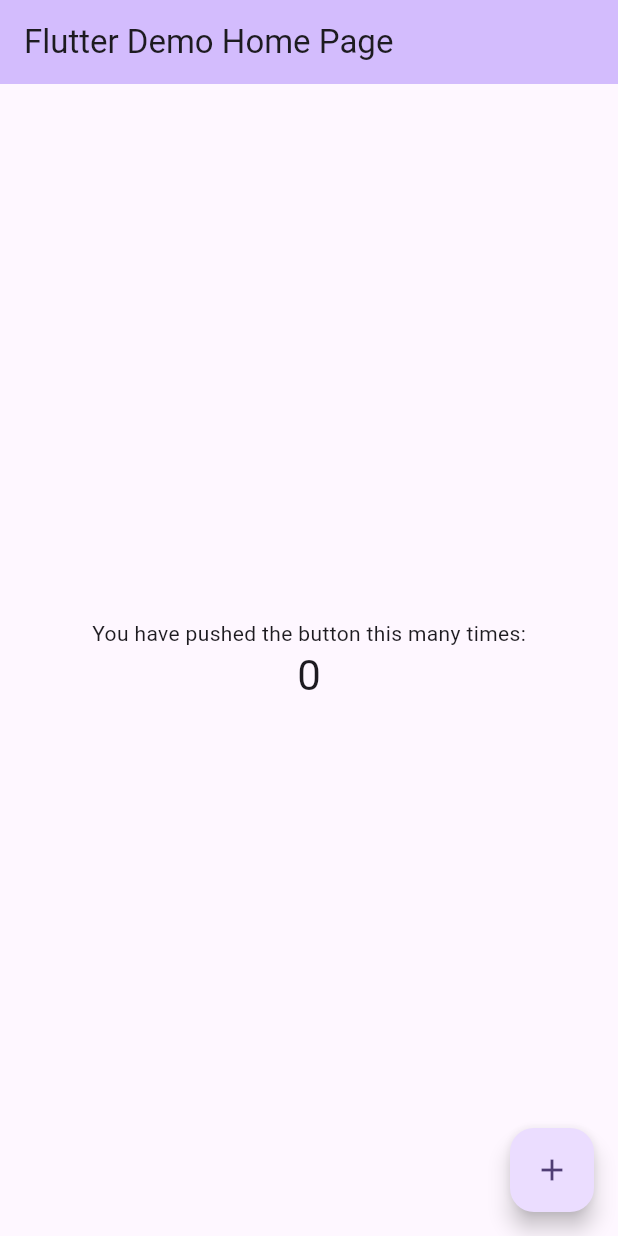
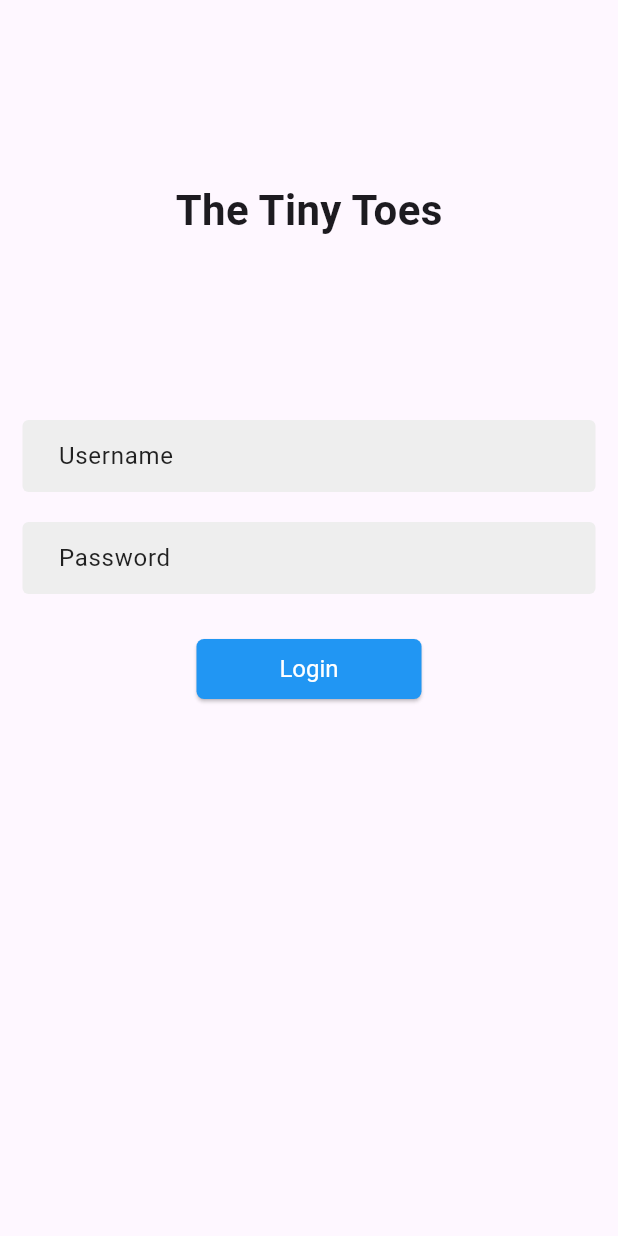
Before and after one commit to BRUNTHIKKA/the-tiny-toes, a Flutter app: the screen it shows after launch, on a phone screen of 412 x 824 dp. Run offline on Flutter 3.47's test engine with Material 3 defaults, Android fonts, the light colour scheme and no system bars; our stand-ins replace shared_preferences.

Commit message:
#5.1 login screen created

```diff
--- /dev/null
+++ b/client/apps/thetinytoes_app/lib/login_page.dart
@@ -0,0 +1,81 @@
+import 'package:flutter/material.dart';
+
+class LoginPage extends StatelessWidget {
+  final TextEditingController usernameController = TextEditingController();
+  final TextEditingController passwordController = TextEditingController();
+
+  @override
+  Widget build(BuildContext context) {
+    return Scaffold(
+      body: Padding(
+        padding: EdgeInsets.symmetric(horizontal: 15, vertical: 120),
+        child: Column(
+          children: [
+            const Text(
+              "The Tiny Toes",
+              style: TextStyle(
+                fontSize: 28,
+                fontWeight: FontWeight.bold,
+              ),
+            ),
+            SizedBox(height: 120, width: 10),
+            TextFormField(
+              decoration: InputDecoration(
+                contentPadding: const EdgeInsets.symmetric(
+                    horizontal: 20.0, vertical: 10.0),
+                hintText: 'Username',
+                hintStyle: const TextStyle(color: Colors.black87),
+                filled: true,
+                fillColor: Colors.grey[200],
+                border: OutlineInputBorder(
+                  borderSide: BorderSide.none,
+                  borderRadius: BorderRadius.circular(4),
+                ),
+              ),
+            ),
+            SizedBox(height: 20),
+            TextFormField(
+              decoration: InputDecoration(
+                contentPadding: const EdgeInsets.symmetric(
+                    horizontal: 20.0, vertical: 10.0),
+                hintText: 'Password',
+                hintStyle: const TextStyle(color: Colors.black87),
+                filled: true,
+                fillColor: Colors.grey[200],
+                border: OutlineInputBorder(
+                  borderSide: BorderSide.none,
+                  borderRadius: BorderRadius.circular(4),
+                ),
+              ),
+            ),
+            SizedBox(height: 30),
+            Container(
+              height: 40,
+              width: 150,
+              child: ElevatedButton(
+                onPressed: () {},
+                style: ButtonStyle(
+                  backgroundColor: MaterialStateProperty.all<Color>(
+                    Colors.blue,
+                  ),
+                  foregroundColor: MaterialStateProperty.all<Color>(
+                    Colors.white,
+                  ),
+                  textStyle: MaterialStateProperty.all<TextStyle>(
+                    const TextStyle(fontSize: 16),
+                  ),
+                  shape: MaterialStateProperty.all<RoundedRectangleBorder>(
+                    RoundedRectangleBorder(
+                      borderRadius: BorderRadius.circular(5.0),
+                    ),
+                  ),
+                ),
+                child: const Text('Login'),
+              ),
+            ),
+          ],
+        ),
+      ),
+    );
+  }
+}
--- a/client/apps/thetinytoes_app/lib/main.dart
+++ b/client/apps/thetinytoes_app/lib/main.dart
@@ -1,125 +1,23 @@
 import 'package:flutter/material.dart';
+import 'package:thetinytoes_app/login_page.dart';
 
 void main() {
-  runApp(const MyApp());
+  runApp(MyApp());
 }
 
-class MyApp extends StatelessWidget {
-  const MyApp({super.key});
+class MyApp extends StatefulWidget {
+  const MyApp({Key? key}) : super(key: key);
 
-  // This widget is the root of your application.
+  @override
+  State<MyApp> createState() => _MyAppState();
+}
+
+class _MyAppState extends State<MyApp> {
   @override
   Widget build(BuildContext context) {
-    return MaterialApp(
-      title: 'Flutter Demo',
-      theme: ThemeData(
-        // This is the theme of your application.
-        //
-        // TRY THIS: Try running your application with "flutter run". You'll see
-        // the application has a purple toolbar. Then, without quitting the app,
-        // try changing the seedColor in the colorScheme below to Colors.green
-        // and then invoke "hot reload" (save your changes or press the "hot
-        // reload" button in a Flutter-supported IDE, or press "r" if you used
-        // the command line to start the app).
-        //
-        // Notice that the counter didn't reset back to zero; the application
-        // state is not lost during the reload. To reset the state, use hot
-        // restart instead.
-        //
-        // This works for code too, not just values: Most code changes can be
-        // tested with just a hot reload.
-        colorScheme: ColorScheme.fromSeed(seedColor: Colors.deepPurple),
-        useMaterial3: true,
-      ),
-      home: const MyHomePage(title: 'Flutter Demo Home Page'),
+    return  MaterialApp(
+      debugShowCheckedModeBanner: false,
+      home: LoginPage(),
     );
   }
 }
-
-class MyHomePage extends StatefulWidget {
-  const MyHomePage({super.key, required this.title});
-
-  // This widget is the home page of your application. It is stateful, meaning
-  // that it has a State object (defined below) that contains fields that affect
-  // how it looks.
-
-  // This class is the configuration for the state. It holds the values (in this
-  // case the title) provided by the parent (in this case the App widget) and
-  // used by the build method of the State. Fields in a Widget subclass are
-  // always marked "final".
-
-  final String title;
-
-  @override
-  State<MyHomePage> createState() => _MyHomePageState();
-}
-
-class _MyHomePageState extends State<MyHomePage> {
-  int _counter = 0;
-
-  void _incrementCounter() {
-    setState(() {
-      // This call to setState tells the Flutter framework that something has
-      // changed in this State, which causes it to rerun the build method below
-      // so that the display can reflect the updated values. If we changed
-      // _counter without calling setState(), then the build method would not be
-      // called again, and so nothing would appear to happen.
-      _counter++;
-    });
-  }
-
-  @override
-  Widget build(BuildContext context) {
-    // This method is rerun every time setState is called, for instance as done
-    // by the _incrementCounter method above.
-    //
-    // The Flutter framework has been optimized to make rerunning build methods
-    // fast, so that you can just rebuild anything that needs updating rather
-    // than having to individually change instances of widgets.
-    return Scaffold(
-      appBar: AppBar(
-        // TRY THIS: Try changing the color here to a specific color (to
-        // Colors.amber, perhaps?) and trigger a hot reload to see the AppBar
-        // change color while the other colors stay the same.
-        backgroundColor: Theme.of(context).colorScheme.inversePrimary,
-        // Here we take the value from the MyHomePage object that was created by
-        // the App.build method, and use it to set our appbar title.
-        title: Text(widget.title),
-      ),
-      body: Center(
-        // Center is a layout widget. It takes a single child and positions it
-        // in the middle of the parent.
-        child: Column(
-          // Column is also a layout widget. It takes a list of children and
-          // arranges them vertically. By default, it sizes itself to fit its
-          // children horizontally, and tries to be as tall as its parent.
-          //
-          // Column has various properties to control how it sizes itself and
-          // how it positions its children. Here we use mainAxisAlignment to
-          // center the children vertically; the main axis here is the vertical
-          // axis because Columns are vertical (the cross axis would be
-          // horizontal).
-          //
-          // TRY THIS: Invoke "debug painting" (choose the "Toggle Debug Paint"
-          // action in the IDE, or press "p" in the console), to see the
-          // wireframe for each widget.
-          mainAxisAlignment: MainAxisAlignment.center,
-          children: <Widget>[
-            const Text(
-              'You have pushed the button this many times:',
-            ),
-            Text(
-              '$_counter',
-              style: Theme.of(context).textTheme.headlineMedium,
-            ),
-          ],
-        ),
-      ),
-      floatingActionButton: FloatingActionButton(
-        onPressed: _incrementCounter,
-        tooltip: 'Increment',
-        child: const Icon(Icons.add),
-      ), // This trailing comma makes auto-formatting nicer for build methods.
-    );
-  }
-}
```
Also changed, not shown: 1 other file.
